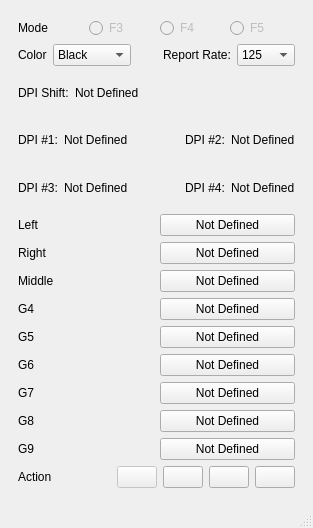
This is UI/rattrap.ui in sahinakkaya/rattrap as Qt 5 draws it before an edit. The edited form follows.
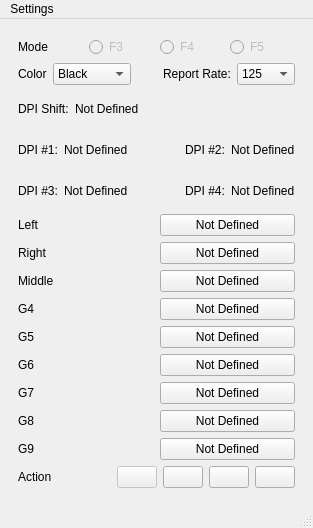
This is the edited form.

Commit message: Add "Launch on boot" option

Patch:
```diff
--- a/UI/rattrap.ui
+++ b/UI/rattrap.ui
@@ -577,6 +577,14 @@
      <height>20</height>
     </rect>
    </property>
+   <widget class="QMenu" name="menuSettings">
+    <property name="title">
+     <string>Settings</string>
+    </property>
+    <addaction name="action_minimize_to_tray"/>
+    <addaction name="action_autostart"/>
+   </widget>
+   <addaction name="menuSettings"/>
   </widget>
   <widget class="QStatusBar" name="statusbar"/>
  </widget>
```
Left out of the diff: 22 changed lines with no effect on the pictures. The commit also changes 2 other files.
